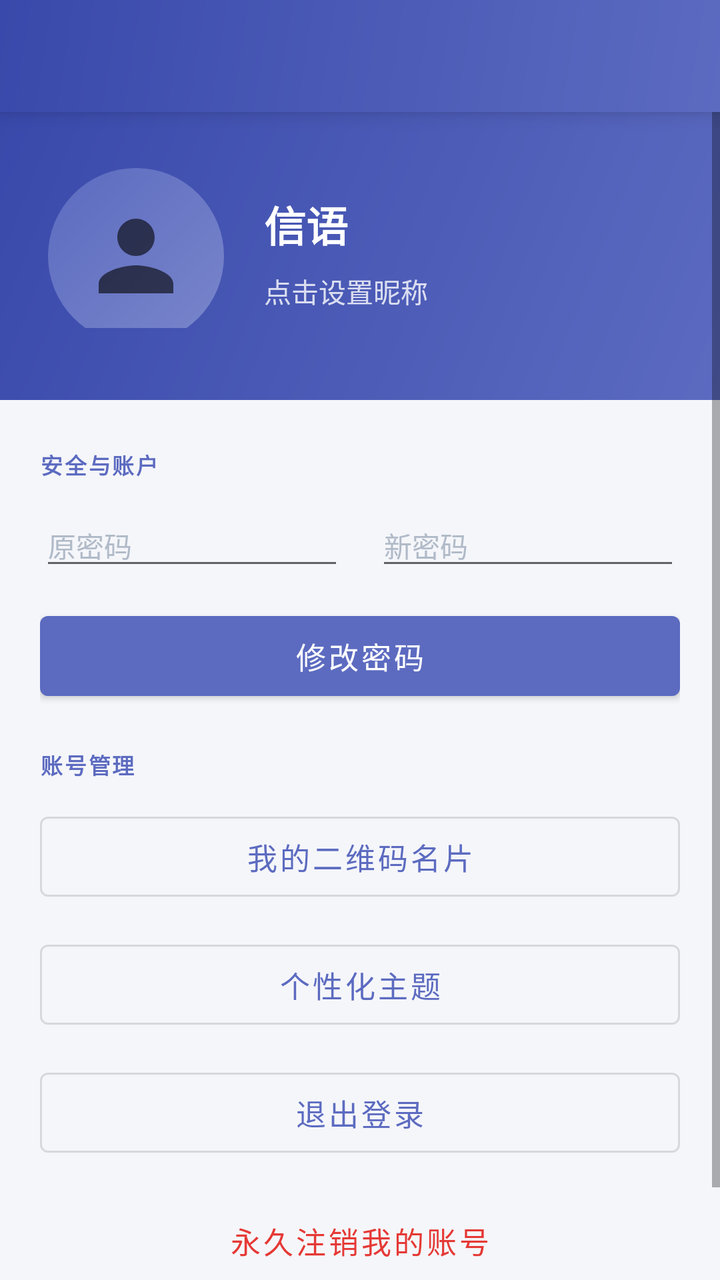
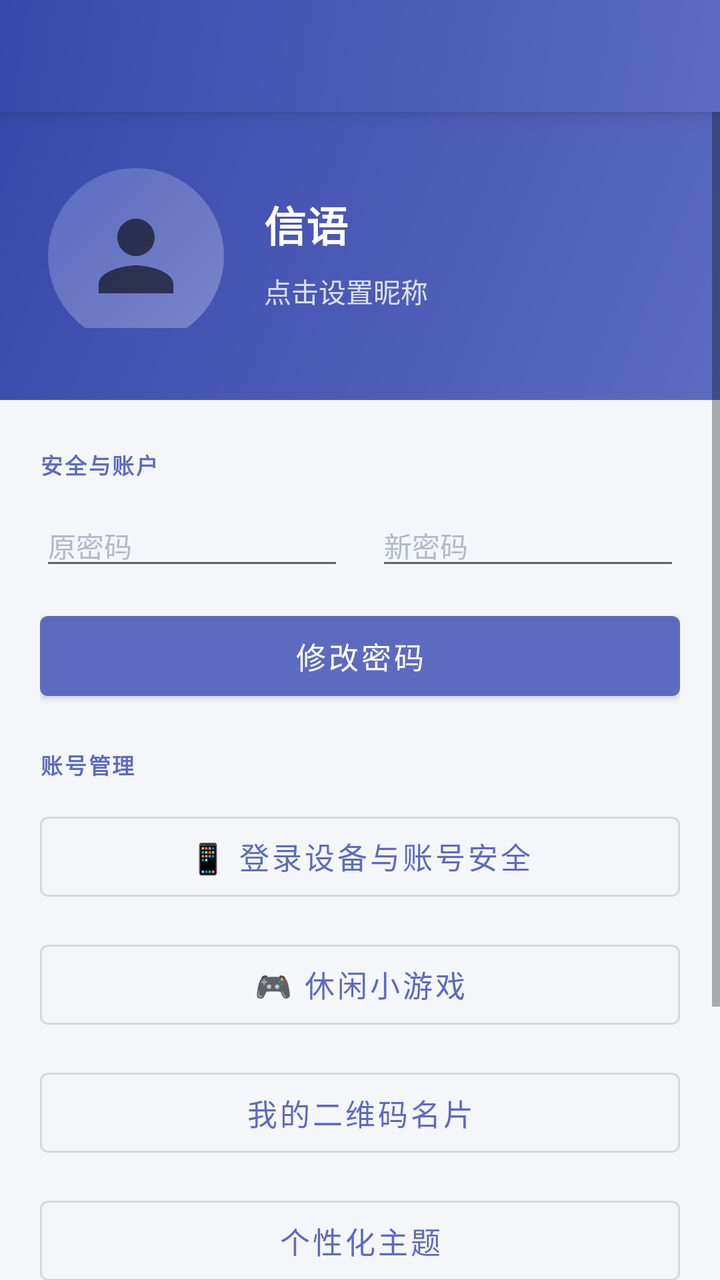

Before-and-after screenshots of an Android layout around one commit, followed by the original layout XML and the change that was made.
<!-- AndroidManifest.xml: application theme Theme.Xinyu -->
<!-- res/layout/fragment_profile.xml -->
<?xml version="1.0" encoding="utf-8"?>
<LinearLayout xmlns:android="http://schemas.android.com/apk/res/android"
    xmlns:app="http://schemas.android.com/apk/res-auto"
    android:layout_width="match_parent"
    android:layout_height="match_parent"
    android:orientation="vertical"
    android:background="@color/background">

    
    <androidx.appcompat.widget.Toolbar
        android:id="@+id/toolbar"
        android:layout_width="match_parent"
        android:layout_height="?attr/actionBarSize"
        android:background="@drawable/bg_header_gradient"
        android:elevation="6dp"
        app:titleTextColor="@android:color/white"/>

    <ScrollView
        android:layout_width="match_parent"
        android:layout_height="0dp"
        android:layout_weight="1"
        android:fillViewport="true">

        <LinearLayout
            android:layout_width="match_parent"
            android:layout_height="wrap_content"
            android:orientation="vertical">

            
            <RelativeLayout
                android:id="@+id/header_layout"
                android:layout_width="match_parent"
                android:layout_height="wrap_content"
                android:background="@drawable/bg_header_gradient"
                android:paddingHorizontal="24dp"
                android:paddingBottom="36dp"
                android:paddingTop="20dp">

                
                <FrameLayout
                    android:id="@+id/avatar_container"
                    android:layout_width="88dp"
                    android:layout_height="88dp"
                    android:layout_alignParentStart="true"
                    android:layout_centerVertical="true">

                    <ImageView
                        android:id="@+id/iv_avatar"
                        android:layout_width="match_parent"
                        android:layout_height="match_parent"
                        android:src="@drawable/ic_person"
                        android:background="@drawable/bg_avatar_circle"
                        android:scaleType="centerCrop"
                        android:padding="16dp"
                        android:contentDescription="头像"/>
                </FrameLayout>

                
                <LinearLayout
                    android:layout_width="match_parent"
                    android:layout_height="wrap_content"
                    android:layout_toEndOf="@id/avatar_container"
                    android:layout_marginStart="20dp"
                    android:layout_centerVertical="true"
                    android:orientation="vertical">

                    <TextView
                        android:id="@+id/tv_username"
                        android:layout_width="wrap_content"
                        android:layout_height="wrap_content"
                        android:text="@string/app_name"
                        android:textSize="21sp"
                        android:textStyle="bold"
                        android:textColor="@android:color/white"/>

                    <TextView
                        android:id="@+id/tv_nickname"
                        android:layout_width="wrap_content"
                        android:layout_height="wrap_content"
                        android:text="点击设置昵称"
                        android:textSize="13.5sp"
                        android:textColor="#CCFFFFFF"
                        android:clickable="true"
                        android:focusable="true"
                        android:background="?attr/selectableItemBackground"
                        android:paddingVertical="4dp"
                        android:layout_marginTop="4dp"/>
                </LinearLayout>
            </RelativeLayout>

            
            <LinearLayout
                android:layout_width="match_parent"
                android:layout_height="wrap_content"
                android:orientation="vertical"
                android:padding="20dp">

                
                <TextView
                    android:layout_width="wrap_content"
                    android:layout_height="wrap_content"
                    android:text="安全与账户"
                    android:textSize="11sp"
                    android:textStyle="bold"
                    android:textColor="@color/primary"
                    android:textAllCaps="true"
                    android:letterSpacing="0.08"
                    android:layout_marginBottom="12dp"
                    android:layout_marginTop="4dp"/>

                
                <LinearLayout
                    android:layout_width="match_parent"
                    android:layout_height="wrap_content"
                    android:orientation="horizontal"
                    android:layout_marginBottom="12dp">

                    <EditText
                        android:id="@+id/pwd_old"
                        android:layout_width="0dp"
                        android:layout_height="wrap_content"
                        android:layout_weight="1"
                        android:hint="原密码"
                        android:inputType="textPassword"
                        android:textSize="14sp"
                        android:textColor="@color/text_primary"
                        android:textColorHint="@color/text_hint"
                        android:layout_marginEnd="8dp"/>

                    <EditText
                        android:id="@+id/pwd_new"
                        android:layout_width="0dp"
                        android:layout_height="wrap_content"
                        android:layout_weight="1"
                        android:hint="新密码"
                        android:inputType="textPassword"
                        android:textSize="14sp"
                        android:textColor="@color/text_primary"
                        android:textColorHint="@color/text_hint"
                        android:layout_marginStart="8dp"/>

                </LinearLayout>

                <Button
                    android:id="@+id/btn_change_password"
                    android:layout_width="match_parent"
                    android:layout_height="52dp"
                    android:text="修改密码"
                    android:textAllCaps="false"
                    android:textSize="15sp"
                    android:layout_marginBottom="12dp"
                    style="@style/Widget.MaterialComponents.Button"/>

                
                <TextView
                    android:layout_width="wrap_content"
                    android:layout_height="wrap_content"
                    android:text="账号管理"
                    android:textSize="11sp"
                    android:textStyle="bold"
                    android:textColor="@color/primary"
                    android:textAllCaps="true"
                    android:letterSpacing="0.08"
                    android:layout_marginBottom="12dp"
                    android:layout_marginTop="8dp"/>

                
                <Button
                    android:id="@+id/btn_qr_code"
                    android:layout_width="match_parent"
                    android:layout_height="52dp"
                    android:text="我的二维码名片"
                    android:textAllCaps="false"
                    android:textSize="15sp"
                    android:layout_marginBottom="12dp"
                    style="@style/Widget.MaterialComponents.Button.OutlinedButton"/>

                
                <Button
                    android:id="@+id/btn_theme"
                    android:layout_width="match_parent"
                    android:layout_height="52dp"
                    android:text="个性化主题"
                    android:textAllCaps="false"
                    android:textSize="15sp"
                    android:layout_marginBottom="12dp"
                    style="@style/Widget.MaterialComponents.Button.OutlinedButton"/>

                
                <Button
                    android:id="@+id/btn_blacklist"
                    android:layout_width="match_parent"
                    android:layout_height="52dp"
                    android:text="已拉黑用户名单"
                    android:textAllCaps="false"
                    android:textSize="15sp"
                    android:layout_marginBottom="12dp"
                    android:visibility="gone"
                    style="@style/Widget.MaterialComponents.Button.OutlinedButton"/>

                
                <Button
                    android:id="@+id/btn_logout"
                    android:layout_width="match_parent"
                    android:layout_height="52dp"
                    android:text="退出登录"
                    android:textAllCaps="false"
                    android:textSize="15sp"
                    android:layout_marginBottom="12dp"
                    style="@style/Widget.MaterialComponents.Button.OutlinedButton"/>

                
                <Button
                    android:id="@+id/btn_delete_account"
                    android:layout_width="match_parent"
                    android:layout_height="52dp"
                    android:text="永久注销我的账号"
                    android:textAllCaps="false"
                    android:textColor="#E53935"
                    android:textSize="15sp"
                    style="@style/Widget.MaterialComponents.Button.TextButton"
                    android:layout_marginBottom="24dp"/>

                <ProgressBar
                    android:id="@+id/progress_bar"
                    android:layout_width="wrap_content"
                    android:layout_height="wrap_content"
                    android:layout_gravity="center_horizontal"
                    android:layout_marginTop="8dp"
                    android:visibility="gone"/>

            </LinearLayout>
        </LinearLayout>
    </ScrollView>

</LinearLayout>
<!-- resources referenced by this layout -->
<resources>
  <color name="background">#F5F6FA</color>
  <color name="primary">#5C6BC0</color>
  <color name="text_hint">#B0BAC8</color>
  <color name="text_primary">#1A1A2E</color>
  <!-- drawable bg_avatar_circle (drawable) -->
  <?xml version="1.0" encoding="utf-8"?>
  <shape xmlns:android="http://schemas.android.com/apk/res/android"
      android:shape="oval">
      <gradient
          android:startColor="#7986CB"
          android:endColor="#5C6BC0"
          android:angle="135" />
  </shape>
  <!-- drawable bg_header_gradient (drawable) -->
  <?xml version="1.0" encoding="utf-8"?>
  <shape xmlns:android="http://schemas.android.com/apk/res/android">
      <gradient
          android:startColor="#5C6BC0"
          android:endColor="#3949AB"
          android:angle="135"
          android:type="linear" />
  </shape>
  <!-- drawable ic_person (drawable) -->
  <vector xmlns:android="http://schemas.android.com/apk/res/android"
      android:width="24dp"
      android:height="24dp"
      android:viewportWidth="24"
      android:viewportHeight="24"
      android:tint="?attr/colorControlNormal">
      <path
          android:fillColor="@android:color/white"
          android:pathData="M12,12c2.21,0 4,-1.79 4,-4s-1.79,-4 -4,-4 -4,1.79 -4,4 1.79,4 4,4zM12,14c-2.67,0 -8,1.34 -8,4v2h16v-2c0,-2.66 -5.33,-4 -8,-4z"/>
  </vector>
  <string name="app_name">信语</string>
  <style name="Theme.Xinyu" parent="Theme.MaterialComponents.Light.NoActionBar">
          <item name="colorPrimary">@color/primary</item>
          <item name="colorPrimaryVariant">@color/primary_dark</item>
          <item name="colorOnPrimary">@android:color/white</item>
          <item name="colorSecondary">@color/accent</item>
          <item name="colorSecondaryVariant">@color/accent</item>
          <item name="colorOnSecondary">@android:color/white</item>
          <item name="android:statusBarColor">@color/primary_dark</item>
          <item name="android:windowBackground">@color/background</item>
          <item name="colorSurface">@color/surface</item>
          <item name="android:windowAnimationStyle">@style/WindowTransitions</item>
      </style>
  <color name="primary_dark">#3949AB</color>
  <color name="accent">#FF4081</color>
  <color name="surface">#FFFFFF</color>
  <style name="WindowTransitions">
          <item name="android:activityOpenEnterAnimation">@anim/slide_in_right</item>
          <item name="android:activityOpenExitAnimation">@anim/slide_out_left</item>
          <item name="android:activityCloseEnterAnimation">@anim/slide_in_left</item>
          <item name="android:activityCloseExitAnimation">@anim/slide_out_right</item>
      </style>
</resources>

<!-- the commit's change to res/layout/fragment_profile.xml (unified diff, before → after) -->
@@ -166,6 +166,28 @@
 
                 
                 <Button
+                    android:id="@+id/btn_devices"
+                    android:layout_width="match_parent"
+                    android:layout_height="52dp"
+                    android:text="📱 登录设备与账号安全"
+                    android:textAllCaps="false"
+                    android:textSize="15sp"
+                    android:layout_marginBottom="12dp"
+                    style="@style/Widget.MaterialComponents.Button.OutlinedButton"/>
+
+                
+                <Button
+                    android:id="@+id/btn_game"
+                    android:layout_width="match_parent"
+                    android:layout_height="52dp"
+                    android:text="🎮 休闲小游戏"
+                    android:textAllCaps="false"
+                    android:textSize="15sp"
+                    android:layout_marginBottom="12dp"
+                    style="@style/Widget.MaterialComponents.Button.OutlinedButton"/>
+
+                
+                <Button
                     android:id="@+id/btn_qr_code"
                     android:layout_width="match_parent"
                     android:layout_height="52dp"
